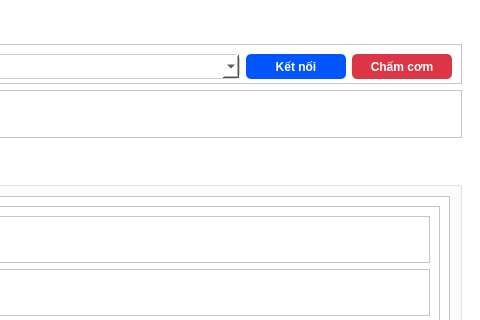
Above: ui/app.ui from nntrunglinux/th_lunch_checkin before the change; both pictures show x 320 to 800 and y 0 to 320 of the 800 by 572 pixel window. Below: the same form after it.
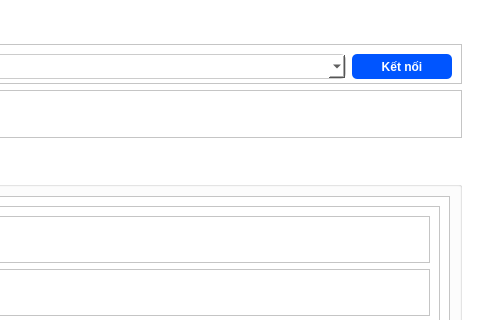
That is the form after the change.

Commit message: feat: them chuc nang ghi nho thong tin dang nhap vao json file, lien ket connect va live_capture cho nut ket noi

The edit to the form file:
```diff
--- a/ui/app.ui
+++ b/ui/app.ui
@@ -102,50 +102,6 @@
              </property>
             </widget>
            </item>
-           <item>
-            <widget class="QPushButton" name="live_capture_btn">
-             <property name="minimumSize">
-              <size>
-               <width>0</width>
-               <height>25</height>
-              </size>
-             </property>
-             <property name="maximumSize">
-              <size>
-               <width>100</width>
-               <height>16777215</height>
-              </size>
-             </property>
-             <property name="font">
-              <font>
-               <pointsize>9</pointsize>
-               <bold>true</bold>
-              </font>
-             </property>
-             <property name="cursor">
-              <cursorShape>PointingHandCursor</cursorShape>
-             </property>
-             <property name="styleSheet">
-              <string notr="true">QPushButton {
-	border: none; 
-	border-radius: 5px;
-	color: white;
-	background: rgba(220, 53, 69, 255);
-}
-
-QPushButton:hover { 
-	background: rgba(220, 53, 69, 200);
-}
-
-QPushButton:pressed { 
-	background: rgba(220, 53, 69, 180);
-}</string>
-             </property>
-             <property name="text">
-              <string>Chấm cơm</string>
-             </property>
-            </widget>
-           </item>
           </layout>
          </widget>
         </item>
```
The commit also changes 4 other files.
